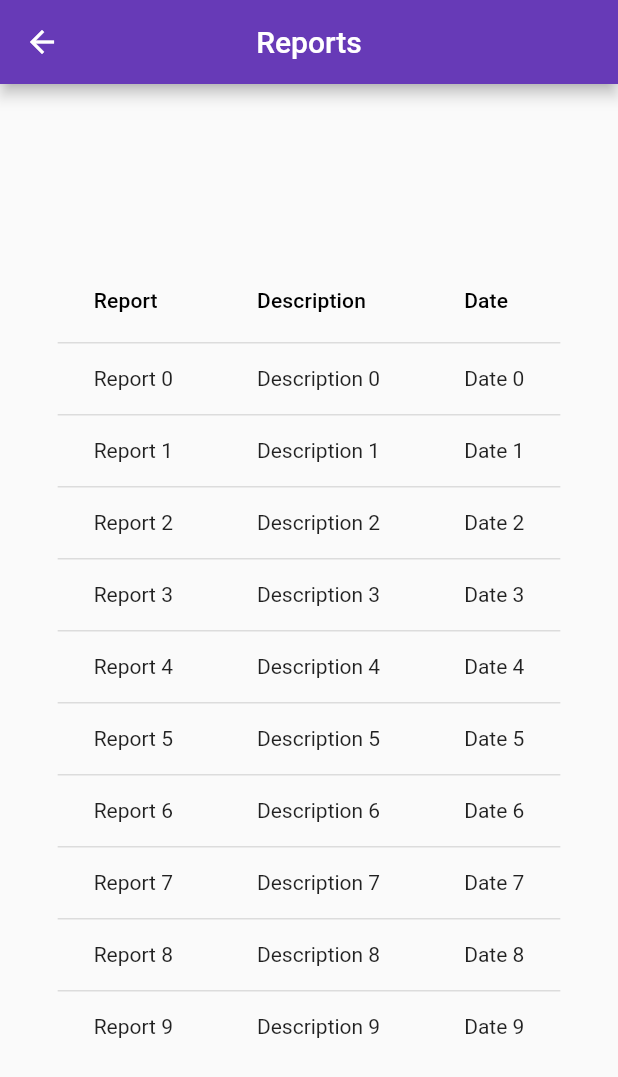
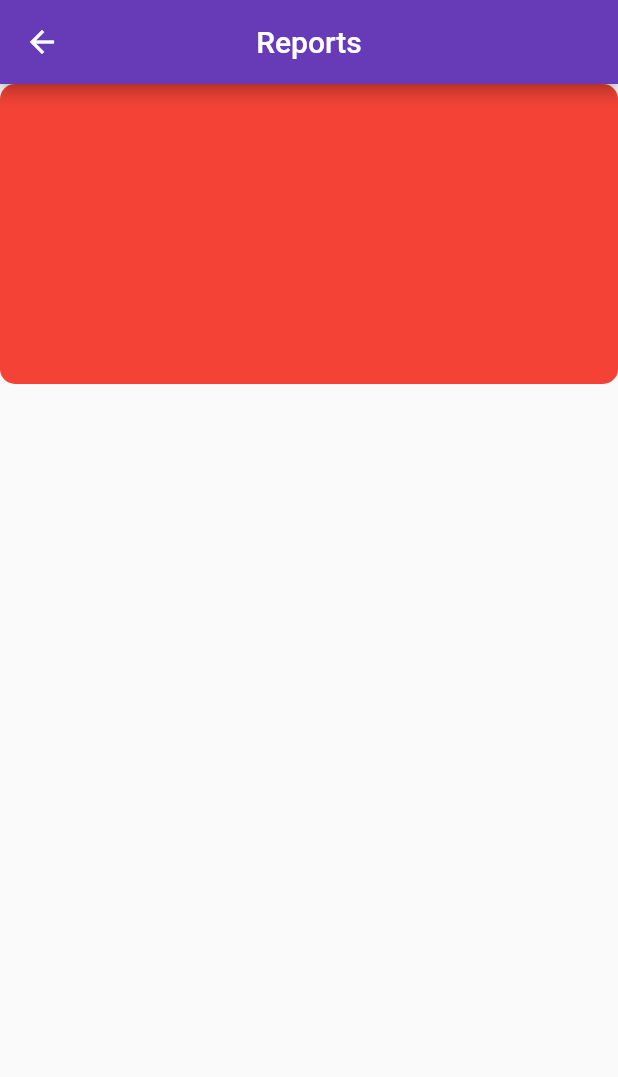
Before and after one commit to JosephLahiru/mcms_app, a Flutter app: the Reports screen opened directly, on a phone screen of 412 x 824 dp. Shown: the top 1077 px of the screen. Run offline on Flutter 3.47's test engine with Material 2 defaults, Android fonts, the phone set to English and light mode, and no system bars.

Commit message:
adding color.dart

```diff
--- a/lib/screens/reports.dart
+++ b/lib/screens/reports.dart
@@ -19,25 +19,22 @@ class Reports extends StatelessWidget {
         centerTitle: true,
         title: Text('Reports'),
       ),
-      body: Center(
-        child: DataTable(
-          columns: [
-            DataColumn(label: Text('Report')),
-            DataColumn(label: Text('Description')),
-            DataColumn(label: Text('Date')),
+      body: Container(
+        padding: const EdgeInsets.only(),
+        child: Column(
+          children: [
+            Container(
+              width: MediaQuery.of(context).size.width,
+              height: 200,
+              //add red color square
+              decoration: BoxDecoration(
+                color: Colors.red,
+                borderRadius: BorderRadius.circular(10),
+              ),
+            )
           ],
-          rows: List.generate(
-            data.length,
-                (index) => DataRow(
-              cells: [
-                DataCell(Text(data[index].report)),
-                DataCell(Text(data[index].description)),
-                DataCell(Text(data[index].date)),
-              ],
-            ),
-          ),
         ),
-      ),
+      )
     );
   }
 }
```
Also changed, not shown: lib/assets/color.dart (added, +37 -0 lines).
